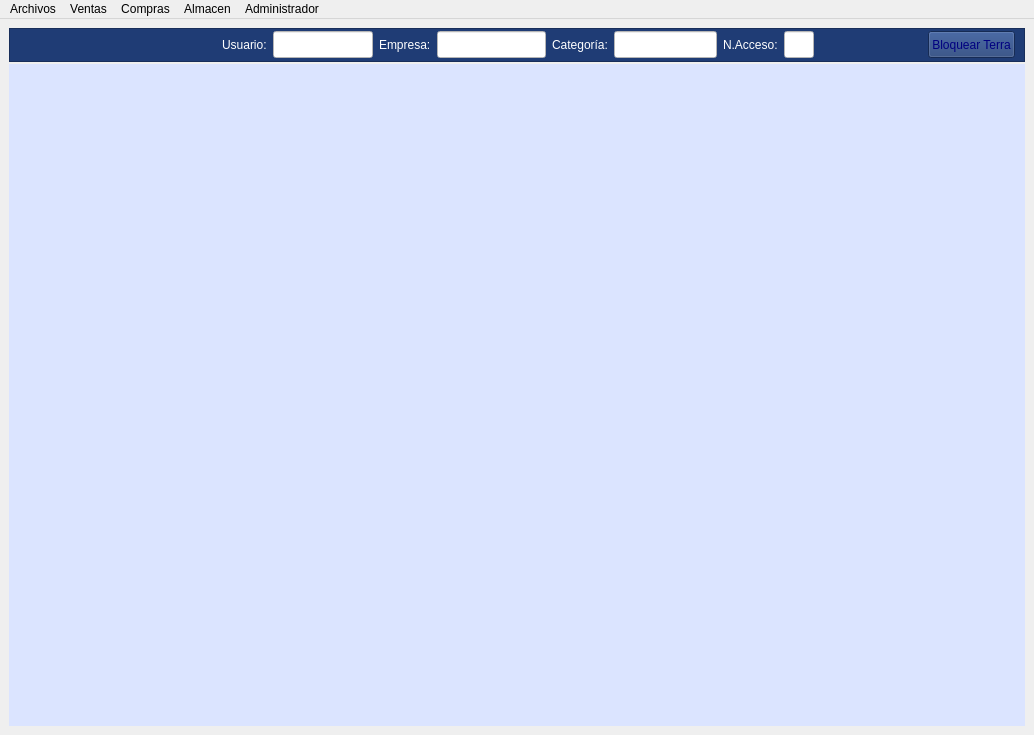
Qt form mainwindow.ui (arcnexus/RedFoX) before a commit.
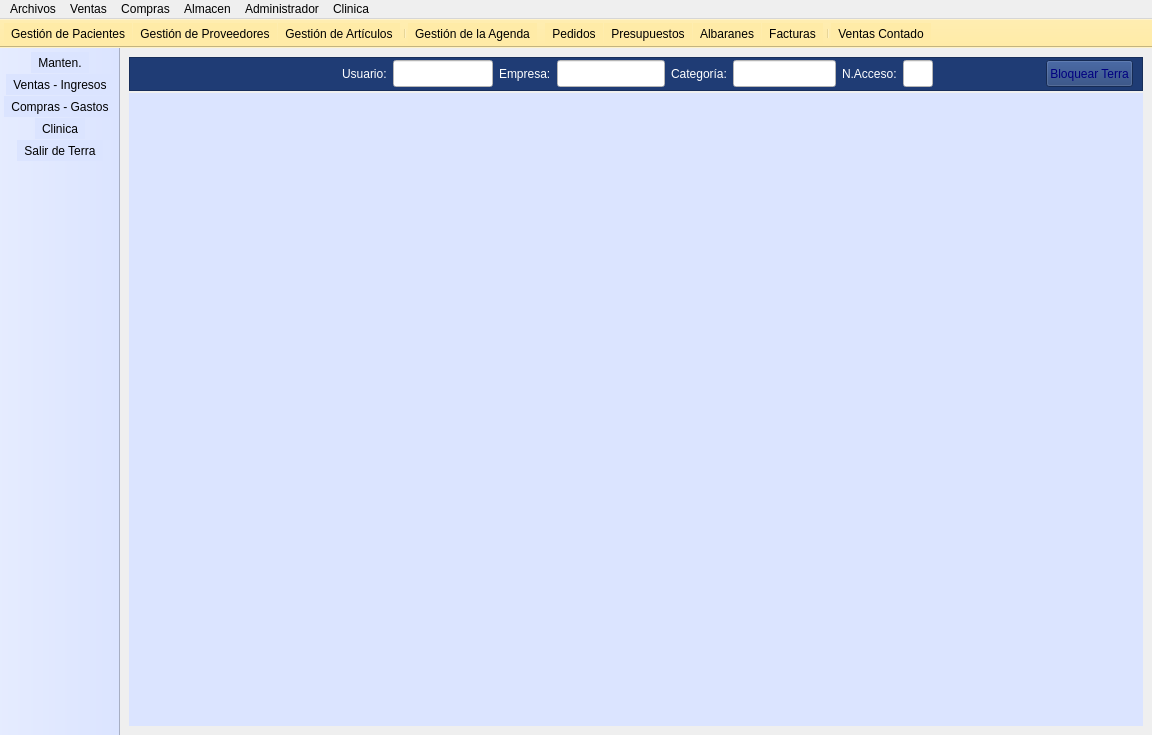
The same form after that commit. Icons and pictures are not drawn.

```diff
--- a/mainwindow.ui
+++ b/mainwindow.ui
@@ -29,6 +29,18 @@
    <iconset resource="terra.qrc">
     <normaloff>:/Icons/PNG/terra.png</normaloff>:/Icons/PNG/terra.png</iconset>
   </property>
+  <property name="iconSize">
+   <size>
+    <width>36</width>
+    <height>36</height>
+   </size>
+  </property>
+  <property name="toolButtonStyle">
+   <enum>Qt::ToolButtonTextUnderIcon</enum>
+  </property>
+  <property name="dockNestingEnabled">
+   <bool>true</bool>
+  </property>
   <property name="dockOptions">
    <set>QMainWindow::AnimatedDocks</set>
   </property>
@@ -747,7 +759,7 @@
      <x>0</x>
      <y>0</y>
      <width>1034</width>
-     <height>22</height>
+     <height>21</height>
     </rect>
    </property>
    <widget class="QMenu" name="menuArchivos">
@@ -796,15 +808,109 @@
      <string>Almacen</string>
     </property>
     <addaction name="btnArt_culos"/>
-    <addaction name="actionGestion_de_Secciones"/>
-    <addaction name="actionGestion_de_Familias"/>
-    <addaction name="actionGestion_de_subfamilias"/>
+    <addaction name="menuDivisiones"/>
+   </widget>
+   <widget class="QMenu" name="menuClinica">
+    <property name="title">
+     <string>Clinica</string>
+    </property>
+    <addaction name="actionDoctores"/>
+    <addaction name="actionTipos_de_anal_tica"/>
+    <addaction name="actionCampos_de_analitica"/>
+    <addaction name="actionMotivos_de_interconsulta"/>
+    <addaction name="actionTipos_de_imagen"/>
    </widget>
    <addaction name="menuArchivos"/>
    <addaction name="menuVentas"/>
    <addaction name="menuCompras"/>
    <addaction name="menuAlmacen"/>
    <addaction name="menuAdministrador"/>
+   <addaction name="menuClinica"/>
+  </widget>
+  <widget class="QToolBar" name="main_toolBar">
+   <property name="windowTitle">
+    <string>Modulos</string>
+   </property>
+   <property name="styleSheet">
+    <string notr="true">background-color:rgb(219, 228, 255)</string>
+   </property>
+   <property name="movable">
+    <bool>false</bool>
+   </property>
+   <property name="allowedAreas">
+    <set>Qt::LeftToolBarArea</set>
+   </property>
+   <property name="iconSize">
+    <size>
+     <width>60</width>
+     <height>60</height>
+    </size>
+   </property>
+   <property name="floatable">
+    <bool>false</bool>
+   </property>
+   <attribute name="toolBarArea">
+    <enum>LeftToolBarArea</enum>
+   </attribute>
+   <attribute name="toolBarBreak">
+    <bool>false</bool>
+   </attribute>
+   <addaction name="actionManten"/>
+   <addaction name="action_ventas"/>
+   <addaction name="actionCompras_Gastos"/>
+   <addaction name="actionClinica"/>
+   <addaction name="btnSalir"/>
+  </widget>
+  <widget class="QToolBar" name="manten_ToolBar">
+   <property name="windowTitle">
+    <string>Mantenimiento</string>
+   </property>
+   <property name="styleSheet">
+    <string notr="true">background-color:rgb(255, 235, 167)</string>
+   </property>
+   <property name="movable">
+    <bool>false</bool>
+   </property>
+   <property name="allowedAreas">
+    <set>Qt::TopToolBarArea</set>
+   </property>
+   <attribute name="toolBarArea">
+    <enum>TopToolBarArea</enum>
+   </attribute>
+   <attribute name="toolBarBreak">
+    <bool>false</bool>
+   </attribute>
+   <addaction name="btnClientes"/>
+   <addaction name="btnProveedores"/>
+   <addaction name="btnArt_culos"/>
+   <addaction name="separator"/>
+   <addaction name="btnAgenda"/>
+  </widget>
+  <widget class="QToolBar" name="ventas_toolBar">
+   <property name="windowTitle">
+    <string>Ventas</string>
+   </property>
+   <property name="styleSheet">
+    <string notr="true">background-color:rgb(255, 235, 167)</string>
+   </property>
+   <property name="movable">
+    <bool>false</bool>
+   </property>
+   <property name="allowedAreas">
+    <set>Qt::TopToolBarArea</set>
+   </property>
+   <attribute name="toolBarArea">
+    <enum>TopToolBarArea</enum>
+   </attribute>
+   <attribute name="toolBarBreak">
+    <bool>false</bool>
+   </attribute>
+   <addaction name="actionPedidos"/>
+   <addaction name="actionPresupuestos"/>
+   <addaction name="actionAlbaranes"/>
+   <addaction name="actionFacturas"/>
+   <addaction name="separator"/>
+   <addaction name="actionVentas_Contado"/>
   </widget>
   <action name="btnClientes">
    <property name="icon">
@@ -998,6 +1104,52 @@
     <string>Tipos de I.V.A</string>
    </property>
   </action>
+  <action name="actionManten">
+   <property name="icon">
+    <iconset resource="terra.qrc">
+     <normaloff>:/Icons/PNG/Maintenance.png</normaloff>:/Icons/PNG/Maintenance.png</iconset>
+   </property>
+   <property name="text">
+    <string>Manten.</string>
+   </property>
+  </action>
+  <action name="action_ventas">
+   <property name="icon">
+    <iconset resource="terra.qrc">
+     <normaloff>:/Icons/PNG/ventas2.png</normaloff>:/Icons/PNG/ventas2.png</iconset>
+   </property>
+   <property name="text">
+    <string>Ventas - Ingresos</string>
+   </property>
+  </action>
+  <action name="actionCompras_Gastos">
+   <property name="icon">
+    <iconset resource="terra.qrc">
+     <normaloff>:/Icons/PNG/Gastos.png</normaloff>:/Icons/PNG/Gastos.png</iconset>
+   </property>
+   <property name="text">
+    <string>Compras - Gastos</string>
+   </property>
+  </action>
+  <action name="actionClinica">
+   <property name="icon">
+    <iconset resource="terra.qrc">
+     <normaloff>:/Icons/PNG/PatientFile2.png</normaloff>:/Icons/PNG/PatientFile2.png</iconset>
+   </property>
+   <property name="text">
+    <string>Clinica</string>
+   </property>
+  </action>
+  <action name="actionSubSubFamilias">
+   <property name="text">
+    <string>SubSubFamilias</string>
+   </property>
+  </action>
+  <action name="actionGrupos">
+   <property name="text">
+    <string>Grupos</string>
+   </property>
+  </action>
  </widget>
  <tabstops>
   <tabstop>lineUsuarioActivo</tabstop>
```
Left out of the diff: 28 changed lines with no effect on the pictures.
